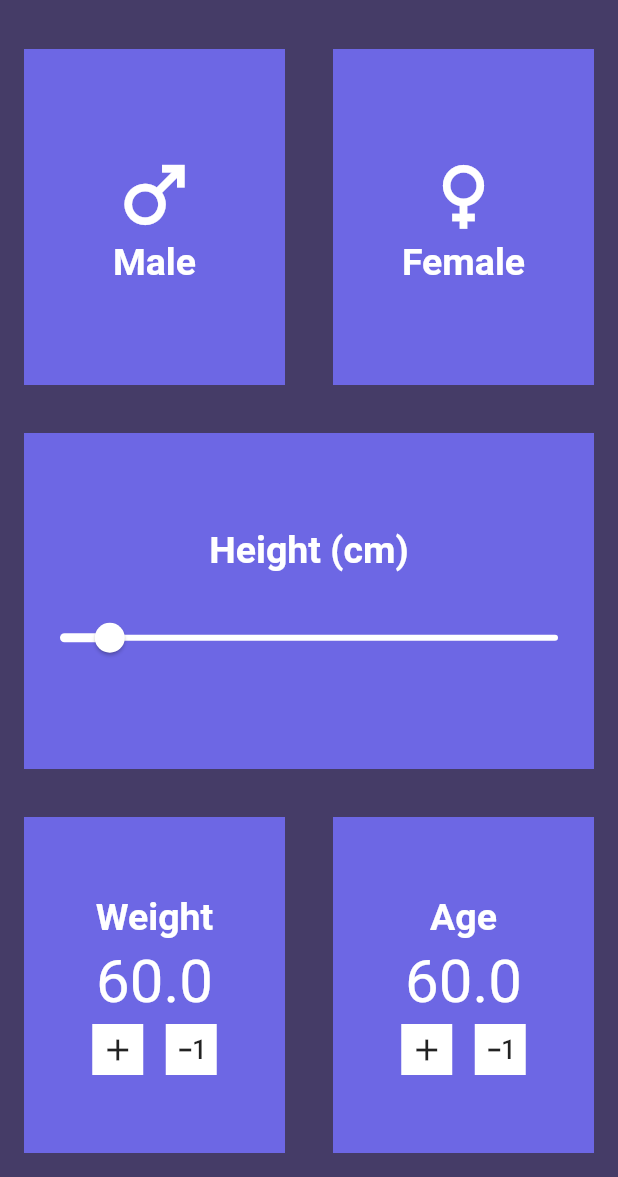
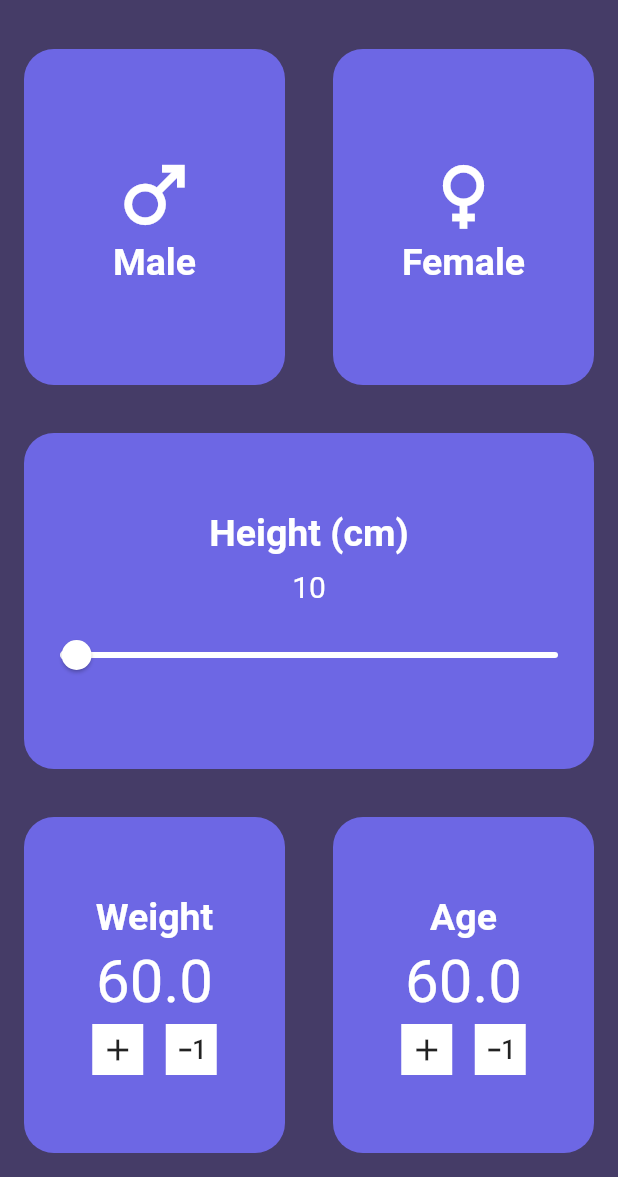
Before and after one commit to Vishal262526/bmi_calculator_flutter, a Flutter app: the screen it shows after launch, on a phone screen of 412 x 824 dp, the part 59-1236 px from its top. Run offline on Flutter 3.47's test engine with Material 2 defaults, Android fonts, the phone set to English and light mode, and no system bars.

Commit message:
Improve Layout

```diff
--- a/lib/main.dart
+++ b/lib/main.dart
@@ -64,13 +64,19 @@ class _HomeState extends State<Home> {
                           )
                         ],
                       ),
-                      color: Color(0xFF6D67E4),
+                      decoration: BoxDecoration(
+                        borderRadius: BorderRadius.circular(20),
+                        color: Color(0xFF6D67E4),
+                      ),
                     ),
                   ),
                   Expanded(
                     child: Container(
                       margin: EdgeInsets.all(16.0),
-                      color: Color(0xFF6D67E4),
+                      decoration: BoxDecoration(
+                        borderRadius: BorderRadius.circular(20),
+                        color: Color(0xFF6D67E4),
+                      ),
                       child: Column(
                         mainAxisAlignment: MainAxisAlignment.center,
                         children: [
@@ -98,7 +104,10 @@ class _HomeState extends State<Home> {
             flex: 1,
             child: Container(
                 margin: EdgeInsets.all(16.0),
-                color: Color(0xFF6D67E4),
+                decoration: BoxDecoration(
+                  borderRadius: BorderRadius.circular(20),
+                  color: Color(0xFF6D67E4),
+                ),
                 child: Column(
                   mainAxisAlignment: MainAxisAlignment.center,
                   children: [
@@ -109,15 +118,17 @@ class _HomeState extends State<Home> {
                           color: Colors.white,
                           fontWeight: FontWeight.bold),
                     ),
+                    SizedBox(height: 10,),
+                    Text('${currentValue.round()}', style: TextStyle(fontSize: 20, color: Colors.white),),
                     SizedBox(
-                      height: 20,
+                      height: 10,
                     ),
                     Slider(
                       activeColor: Colors.white,
                       inactiveColor: Colors.white,
                       value: currentValue,
                       min: 0,
-                      max: 100,
+                      max: 300,
                       onChanged: (double value) {
                         setState(() {
                           currentValue = value;
@@ -174,13 +185,19 @@ class _HomeState extends State<Home> {
                           )
                         ],
                       ),
-                      color: Color(0xFF6D67E4),
+                      decoration: BoxDecoration(
+                        borderRadius: BorderRadius.circular(20),
+                        color: Color(0xFF6D67E4),
+                      ),
                     ),
                   ),
                   Expanded(
                     child: Container(
                       margin: EdgeInsets.all(16.0),
-                      color: Color(0xFF6D67E4),
+                      decoration: BoxDecoration(
+                        borderRadius: BorderRadius.circular(20),
+                        color: Color(0xFF6D67E4),
+                      ),
                       child: Column(
                         mainAxisAlignment: MainAxisAlignment.center,
                         children: [
```
